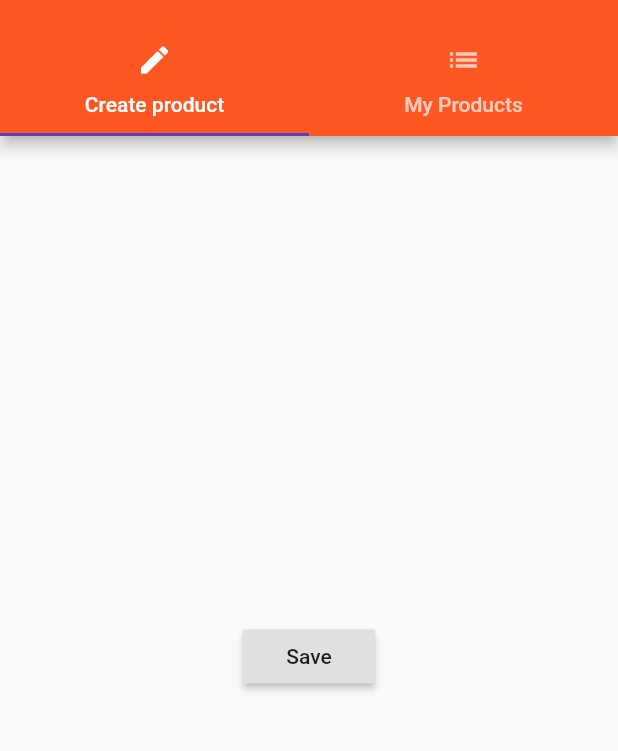
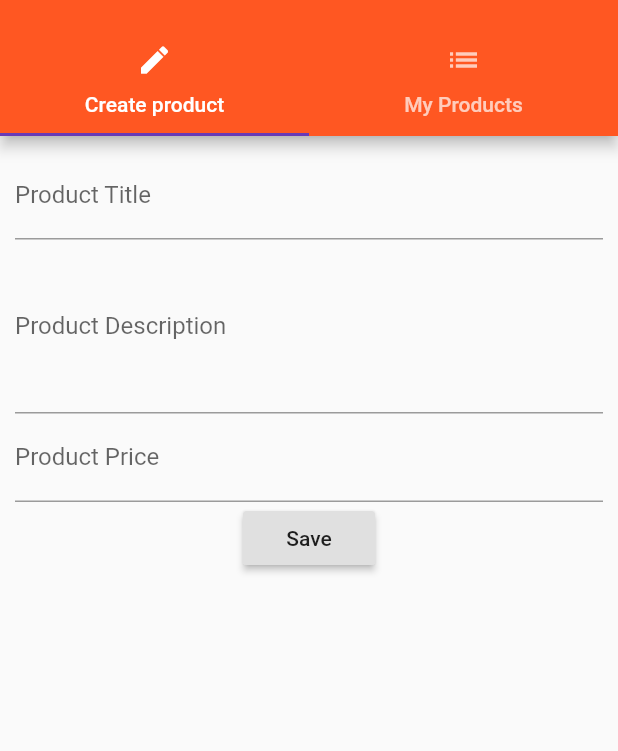
Before and after one commit to Bygaga63/it-shop-flutter, a Flutter app: the ProductsAdminPage screen opened by its route, on a phone screen of 412 x 824 dp, the part 59-810 px from its top. Run offline on Flutter 3.47's test engine with Material 2 defaults, Android fonts, the phone set to English and light mode, and no system bars.

Commit message:
add inputs in create products component

```diff
--- a/lib/main.dart
+++ b/lib/main.dart
@@ -36,7 +36,7 @@ class _MyAppState extends State<MyApp> {
     return MaterialApp(
       routes: {
         '/': (_) => ProductsPage(_products, _addProduct, _deleteProduct),
-        '/admin': (_) => ProductsAdminPage(),
+        '/admin': (_) => ProductsAdminPage(_addProduct, _deleteProduct),
       },
       onGenerateRoute: (RouteSettings settings) {
         final List<String> pathElements = settings.name.split('/');
@@ -56,12 +56,15 @@ class _MyAppState extends State<MyApp> {
         return null;
       },
       onUnknownRoute: (RouteSettings settings) {
-        return MaterialPageRoute(builder: (_) => ProductsPage(_products, _addProduct, _deleteProduct));
+        return MaterialPageRoute(
+            builder: (_) =>
+                ProductsPage(_products, _addProduct, _deleteProduct));
       },
       theme: ThemeData(
-          brightness: Brightness.light,
-          primarySwatch: Colors.deepOrange,
-          accentColor: Colors.deepPurple),
+        brightness: Brightness.light,
+        primarySwatch: Colors.deepOrange,
+        accentColor: Colors.deepPurple,
+      ),
 //      home: AuthPage(),
     );
   }
--- a/lib/pages/product_create.dart
+++ b/lib/pages/product_create.dart
@@ -1,16 +1,50 @@
 import 'package:flutter/material.dart';
 
-class ProductCreatePage extends StatelessWidget {
+class ProductCreatePage extends StatefulWidget {
+  final Function addProduct;
+
+  ProductCreatePage({this.addProduct});
+
+  @override
+  _ProductCreatePageState createState() => _ProductCreatePageState();
+}
+
+class _ProductCreatePageState extends State<ProductCreatePage> {
+  String titleValue = '';
+  String descriptionValue = '';
+  double priceValue;
+
   @override
   Widget build(BuildContext context) {
-    return Center(
-        child: RaisedButton(
-      child: Text('Save'),
-      onPressed: () {
-        showModalBottomSheet(context: context, builder: (BuildContext context){
-          return Center(child: Text('This is a modal'),);
-        });
-      },
-    ));
+    return SingleChildScrollView(
+      child: Container(
+        margin: EdgeInsets.all(10.0),
+        child: Column(
+          children: <Widget>[
+            TextField(
+              onChanged: (String value) => setState(() => titleValue = value),
+              decoration: InputDecoration(labelText: 'Product Title'),
+            ),
+            TextField(
+              decoration: InputDecoration(labelText: 'Product Description'),
+              onChanged: (String value) =>
+                  setState(() => descriptionValue = value),
+              maxLines: 4,
+            ),
+            TextField(
+              decoration: InputDecoration(labelText: 'Product Price'),
+              onChanged: (String value) =>
+                  setState(() => priceValue = double.parse(value)),
+              keyboardType: TextInputType.number,
+            ),
+            RaisedButton(
+              onPressed: () => widget.addProduct(
+                  {'title': titleValue, 'image': 'assets/food.jpg'}),
+              child: Text('Save'),
+            ),
+          ],
+        ),
+      ),
+    );
   }
 }
--- a/lib/pages/products_admin.dart
+++ b/lib/pages/products_admin.dart
@@ -3,6 +3,11 @@ import 'package:flutter_view/pages/product_create.dart';
 import 'package:flutter_view/pages/product_list.dart';
 
 class ProductsAdminPage extends StatelessWidget {
+  final Function addProduct;
+  final Function deleteProduct;
+
+  ProductsAdminPage(this.addProduct, this.deleteProduct);
+
   @override
   Widget build(BuildContext context) {
     return DefaultTabController(
@@ -42,7 +47,9 @@ class ProductsAdminPage extends StatelessWidget {
         ),
         body: TabBarView(
           children: <Widget>[
-            ProductCreatePage(),
+            ProductCreatePage(
+              addProduct: addProduct,
+            ),
             ProductListPage(),
           ],
         ),
```
Also changed, not shown: 1 other file.
